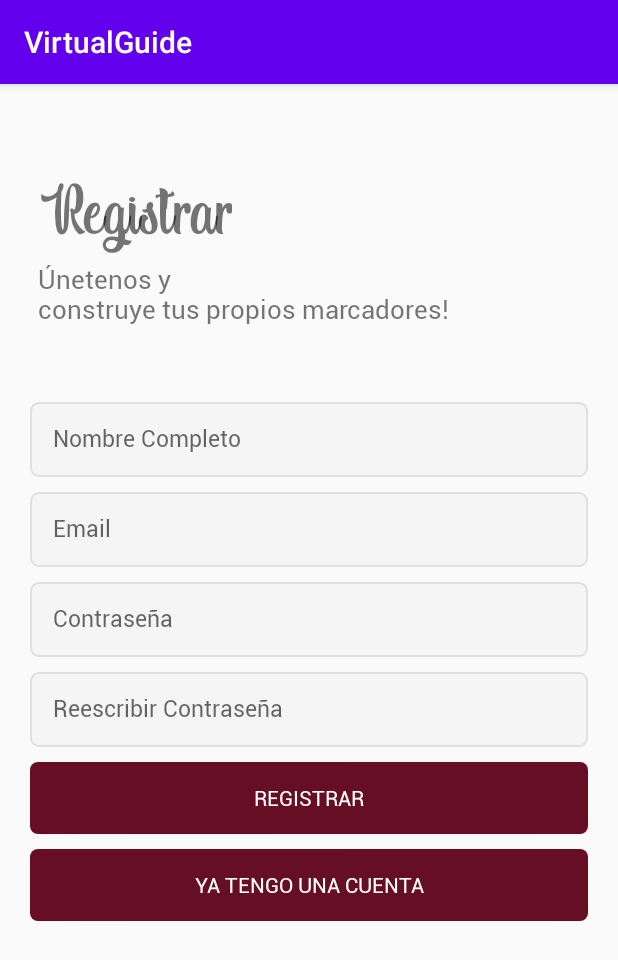
After one commit to yhecarpio/DNPA-FinalProject, an Android app: the RegisterUser screen opened directly, with no data from a screen before it, on a phone screen of 412 x 824 dp. The commit adds this screen. Shown: the top 960 px of the screen. Run offline under Robolectric (Android 15) with nearby library versions, the phone set to English and light mode, and no system bars; our stand-ins replace Firebase (no records; nobody signed in at launch, a user with empty details on screens opened directly).

Commit message:
Login and Register User to Firebase completed

```diff
--- a/app/build.gradle
+++ b/app/build.gradle
@@ -1,4 +1,5 @@
 apply plugin: 'com.android.application'
+apply plugin: 'com.google.gms.google-services'
 
 android {
     compileSdkVersion 29
@@ -26,6 +27,11 @@ dependencies {
     implementation fileTree(dir: "libs", include: ["*.jar"])
     implementation 'androidx.appcompat:appcompat:1.1.0'
     implementation 'androidx.constraintlayout:constraintlayout:1.1.3'
+    implementation 'com.google.android.material:material:1.0.0'
+    implementation 'androidx.navigation:navigation-fragment:2.1.0'
+    implementation 'androidx.navigation:navigation-ui:2.1.0'
+    implementation 'com.google.firebase:firebase-auth:19.2.0'
+    implementation 'com.google.firebase:firebase-database:19.2.0'
     testImplementation 'junit:junit:4.12'
     androidTestImplementation 'androidx.test.ext:junit:1.1.1'
     androidTestImplementation 'androidx.test.espresso:espresso-core:3.2.0'
--- a/app/src/main/AndroidManifest.xml
+++ b/app/src/main/AndroidManifest.xml
@@ -9,7 +9,9 @@
         android:roundIcon="@mipmap/ic_launcher_round"
         android:supportsRtl="true"
         android:theme="@style/AppTheme">
-        <activity android:name=".MainActivity">
+        <activity android:name=".RegisterUser"/>
+        <activity android:name=".MainActivity" />
+        <activity android:name=".LoginUser">
             <intent-filter>
                 <action android:name="android.intent.action.MAIN" />
 
--- /dev/null
+++ b/app/src/main/java/com/example/finalproject/RegisterUser.java
@@ -0,0 +1,133 @@
+package com.example.finalproject;
+
+import androidx.annotation.NonNull;
+import androidx.appcompat.app.AppCompatActivity;
+
+import android.content.Intent;
+import android.os.Bundle;
+import android.view.View;
+import android.widget.Button;
+import android.widget.EditText;
+import android.widget.Toast;
+
+import com.google.android.gms.tasks.OnCompleteListener;
+import com.google.android.gms.tasks.Task;
+import com.google.firebase.auth.AuthResult;
+import com.google.firebase.auth.FirebaseAuth;
+import com.google.firebase.database.FirebaseDatabase;
+import com.google.firebase.database.DatabaseReference;
+
+import java.util.HashMap;
+import java.util.Map;
+
+public class RegisterUser extends AppCompatActivity {
+
+    private EditText et_name;
+    private EditText et_email;
+    private EditText et_password;
+    private EditText et_repassword;
+    Button btn_register;
+    Button btn_SentToLogin;
+
+    private String name = "";
+    private String email = "";
+    private String password = "";
+    private String repassword = "";
+
+    FirebaseAuth mAuth;
+    DatabaseReference mDatabase;
+
+    @Override
+    protected void onCreate(Bundle savedInstanceState) {
+        super.onCreate(savedInstanceState);
+        setContentView(R.layout.activity_register_user);
+
+        mAuth = FirebaseAuth.getInstance();
+        mDatabase = FirebaseDatabase.getInstance().getReference();
+
+        et_name = (EditText) findViewById(R.id.et_name);
+        et_email = (EditText) findViewById(R.id.et_email);
+        et_password = (EditText) findViewById(R.id.et_password);
+        et_repassword = (EditText) findViewById(R.id.et_repassword);
+        btn_register = (Button) findViewById(R.id.btn_register);
+        btn_SentToLogin = (Button) findViewById(R.id.btn_sendToLogin);
+
+        btn_SentToLogin.setOnClickListener(new View.OnClickListener() {
+            @Override
+            public void onClick(View v) {
+                startActivity(new Intent(RegisterUser.this, LoginUser.class));
+
+            }
+        });
+
+        btn_register.setOnClickListener(new View.OnClickListener() {
+            @Override
+            public void onClick(View view) {
+                name = et_name.getText().toString();
+                email = et_email.getText().toString();
+                password = et_password.getText().toString();
+                repassword = et_repassword.getText().toString();
+
+                if(!name.isEmpty() && !email.isEmpty() && !password.isEmpty() && isEqual(password,repassword)){
+                    if (password.length() >= 6){
+                        registerUser();
+                    }
+                    else {
+                        Toast.makeText(RegisterUser.this, "Password debe tener al menos 6 caracteres", Toast.LENGTH_SHORT).show();
+                    }
+
+                }
+
+                else {
+                    Toast.makeText(RegisterUser.this, "Debe complete los campos", Toast.LENGTH_SHORT).show();
+                }
+
+            }
+        });
+    }
+
+    private void registerUser(){
+        mAuth.createUserWithEmailAndPassword(email, password).addOnCompleteListener(new OnCompleteListener<AuthResult>() {
+            @Override
+            public void onComplete(@NonNull Task<AuthResult> task) {
+                if (task.isSuccessful()){
+                    //startActivity(new Intent(MainActivity.this, NavDraw.class));
+                    try {
+                        finish();
+                    } catch (Throwable throwable) {
+                        throwable.printStackTrace();
+                    }
+                    Map<String, Object> map = new HashMap<>();
+                    map.put("name", name);
+                    map.put("email", email);
+                    map.put("password", password);
+                    String id = mAuth.getCurrentUser().getUid();
+                    mDatabase.child("Users").child(id).setValue(map).addOnCompleteListener(new OnCompleteListener<Void>() {
+                        @Override
+                        public void onComplete(@NonNull Task<Void> task2) {
+                            if (task2.isSuccessful()){
+                                startActivity(new Intent(RegisterUser.this, MainActivity.class));
+                                try {
+                                    finish();
+                                } catch (Throwable throwable) {
+                                    throwable.printStackTrace();
+                                }
+                            }
+                            else{
+                                Toast.makeText(RegisterUser.this, "No se pudieron crear los datos correctamente", Toast.LENGTH_SHORT).show();
+                            }
+                        }
+                    });
+                }
+                else{
+                    Toast.makeText(RegisterUser.this, "No se pudo registrar este usuario", Toast.LENGTH_SHORT).show();
+                }
+
+            }
+        });
+    }
+
+    private boolean isEqual(String psswd, String repsswd){
+        return psswd.equals(repsswd);
+    }
+}
--- /dev/null
+++ b/app/src/main/res/drawable-v24/btn_custom.xml
@@ -0,0 +1,14 @@
+<?xml version="1.0" encoding="utf-8"?>
+<shape xmlns:android="http://schemas.android.com/apk/res/android"
+    android:padding="10dp"
+    android:shape="rectangle" >
+
+    <solid android:color="#660e24" />
+
+    <corners
+        android:bottomLeftRadius="5dp"
+        android:bottomRightRadius="5dp"
+        android:topLeftRadius="5dp"
+        android:topRightRadius="5dp" />
+
+</shape>
--- /dev/null
+++ b/app/src/main/res/drawable-v24/et_custom.xml
@@ -0,0 +1,18 @@
+<?xml version="1.0" encoding="utf-8"?>
+<shape xmlns:android="http://schemas.android.com/apk/res/android"
+    android:padding="10dp"
+    android:shape="rectangle" >
+
+    <solid android:color="#f5f5f5" />
+
+    <stroke
+        android:width="1dp"
+        android:color="#e0e0e0" />
+
+    <corners
+        android:bottomLeftRadius="5dp"
+        android:bottomRightRadius="5dp"
+        android:topLeftRadius="5dp"
+        android:topRightRadius="5dp" />
+
+</shape>
--- /dev/null
+++ b/app/src/main/res/layout/activity_register_user.xml
@@ -0,0 +1,125 @@
+<?xml version="1.0" encoding="utf-8"?>
+<androidx.constraintlayout.widget.ConstraintLayout xmlns:android="http://schemas.android.com/apk/res/android"
+    xmlns:tools="http://schemas.android.com/tools"
+    android:layout_width="match_parent"
+    android:layout_height="match_parent"
+    tools:context=".RegisterUser">
+
+
+    <LinearLayout
+        android:layout_width="match_parent"
+        android:layout_height="match_parent"
+        android:orientation="vertical">
+        <TextView
+            android:id="@+id/tv_logo"
+            android:layout_width="wrap_content"
+            android:layout_height="wrap_content"
+            android:text="@string/register"
+            android:textAlignment="center"
+            android:textSize="50sp"
+            android:layout_marginStart="25dp"
+            android:layout_marginBottom="5dp"
+            android:fontFamily="@font/indigo_daisy"
+            android:layout_marginTop="60dp"/>
+
+        <TextView
+            android:id="@+id/tv_subtitle"
+            android:layout_width="wrap_content"
+            android:layout_height="wrap_content"
+            android:text="@string/tag"
+            android:textSize="17sp"
+            android:fontFamily="@font/roboto_regular"
+            android:layout_marginStart="25dp"
+            android:layout_marginBottom="50dp"/>
+
+        <EditText
+            android:id="@+id/et_name"
+            android:layout_width="match_parent"
+            android:layout_height="50dp"
+            android:hint="@string/your_name"
+            android:layout_marginLeft="20dp"
+            android:layout_marginRight="20dp"
+            android:layout_marginBottom="10dp"
+            android:padding="15dp"
+            android:inputType="textPersonName"
+            android:fontFamily="@font/roboto_regular"
+            android:background="@drawable/et_custom"
+            android:textSize="15sp" />
+
+        <EditText
+            android:id="@+id/et_email"
+            android:layout_width="match_parent"
+            android:layout_height="50dp"
+            android:hint="@string/e_mail"
+            android:layout_marginLeft="20dp"
+            android:layout_marginRight="20dp"
+            android:layout_marginBottom="10dp"
+            android:padding="15dp"
+            android:fontFamily="@font/roboto_regular"
+            android:inputType="textEmailAddress"
+            android:background="@drawable/et_custom"
+            android:textSize="15sp" />
+
+        <EditText
+            android:id="@+id/et_password"
+            android:layout_width="match_parent"
+            android:layout_height="50dp"
+            android:hint="@string/password"
+            android:layout_marginLeft="20dp"
+            android:layout_marginRight="20dp"
+            android:layout_marginBottom="10dp"
+            android:padding="15dp"
+            android:fontFamily="@font/roboto_regular"
+            android:inputType="textPassword"
+            android:background="@drawable/et_custom"
+            android:textSize="15sp" />
+
+        <EditText
+            android:id="@+id/et_repassword"
+            android:layout_width="match_parent"
+            android:layout_height="50dp"
+            android:hint="@string/re_type_password"
+            android:layout_marginLeft="20dp"
+            android:layout_marginRight="20dp"
+            android:padding="15dp"
+            android:fontFamily="@font/roboto_regular"
+            android:inputType="textPassword"
+            android:background="@drawable/et_custom"
+            android:textSize="15sp" />
+
+        <RelativeLayout
+            android:layout_width="match_parent"
+            android:layout_height="0dp"
+            android:layout_weight="1">
+
+            <Button
+                android:id="@+id/btn_register"
+                android:layout_width="match_parent"
+                android:layout_height="wrap_content"
+                android:background="@drawable/btn_custom"
+                android:fontFamily="@font/roboto_regular"
+                android:layout_marginLeft="20dp"
+                android:layout_marginRight="20dp"
+                android:layout_marginBottom="10dp"
+                android:layout_marginTop="10dp"
+                android:textColor="@android:color/white"
+                android:text="@string/register"/>
+
+            <Button
+                android:id="@+id/btn_sendToLogin"
+                android:layout_width="match_parent"
+                android:layout_height="wrap_content"
+                android:background="@drawable/btn_custom"
+                android:fontFamily="@font/roboto_regular"
+                android:layout_marginLeft="20dp"
+                android:layout_marginRight="20dp"
+                android:layout_marginBottom="10dp"
+                android:layout_below="@id/btn_register"
+                android:textColor="@android:color/white"
+                android:text="@string/SentToLogin"/>
+
+        </RelativeLayout>
+
+    </LinearLayout>
+
+</androidx.constraintlayout.widget.ConstraintLayout>
--- /dev/null
+++ b/app/src/main/res/values/dimens.xml
@@ -0,0 +1,3 @@
+<resources>
+    <dimen name="fab_margin">16dp</dimen>
+</resources>
--- a/app/src/main/res/values/strings.xml
+++ b/app/src/main/res/values/strings.xml
@@ -1,3 +1,32 @@
 <resources>
-    <string name="app_name">FinalProject</string>
+    <string name="app_name">VirtualGuide</string>
+    <string name="title_activity_login_user">LoginUser</string>
+    <!-- Strings used for fragments for navigation -->
+    <!-- Login and Register -->
+    <string name="login">Ingresar</string>
+    <string name="password">Contraseña</string>
+    <string name="e_mail">Email</string>
+    <string name="tag">Únetenos y \nconstruye tus propios marcadores!</string>
+    <string name="swipe_right_for_login">Desliza a la izquierda para Logearte</string>
+    <string name="register">Registrar</string>
+    <string name="re_type_password">Reescribir Contraseña</string>
+    <string name="your_name">Nombre Completo</string>
+    <string name="SentToLogin">Ya tengo una cuenta</string>
+    <string name="SentToRegister">Registrar Usuario</string>
+    <string name="title_activity_maps">Map</string>
+    <string name="title_activity_nav_draw">NavDraw</string>
+    <string name="navigation_drawer_open">Open navigation drawer</string>
+    <string name="navigation_drawer_close">Close navigation drawer</string>
+    <string name="nav_header_title">Android Studio</string>
+    <string name="nav_header_subtitle">android.studio@android.com</string>
+    <string name="nav_header_desc">Navigation header</string>
+    <string name="action_settings">Settings</string>
+
+    <string name="menu_home">Perfil</string>
+    <string name="menu_gallery">Gallery</string>
+    <string name="menu_slideshow">Lista de Marcadores</string>
+    <string name="menu_tools">Tools</string>
+    <string name="menu_share">Acerca de</string>
+    <string name="menu_send">Cerrar Sesion</string>
+    <string name="menu_map">Mapa</string>
 </resources>
--- a/build.gradle
+++ b/build.gradle
@@ -6,6 +6,7 @@ buildscript {
     }
     dependencies {
         classpath "com.android.tools.build:gradle:4.0.0"
+        classpath 'com.google.gms:google-services:4.2.0'
 
         // NOTE: Do not place your application dependencies here; they belong
         // in the individual module build.gradle files
```
Also changed, not shown: app/src/main/java/com/example/finalproject/LoginUser.java (added, +80 -0 lines), app/src/main/res/layout/activity_login_user.xml (added, +89 -0 lines), app/src/main/res/values/styles.xml (+9 -0 lines), app/src/main/res/font/indigo_daisy.ttf (added), app/src/main/res/font/roboto_regular.ttf (added), 1 other file.
